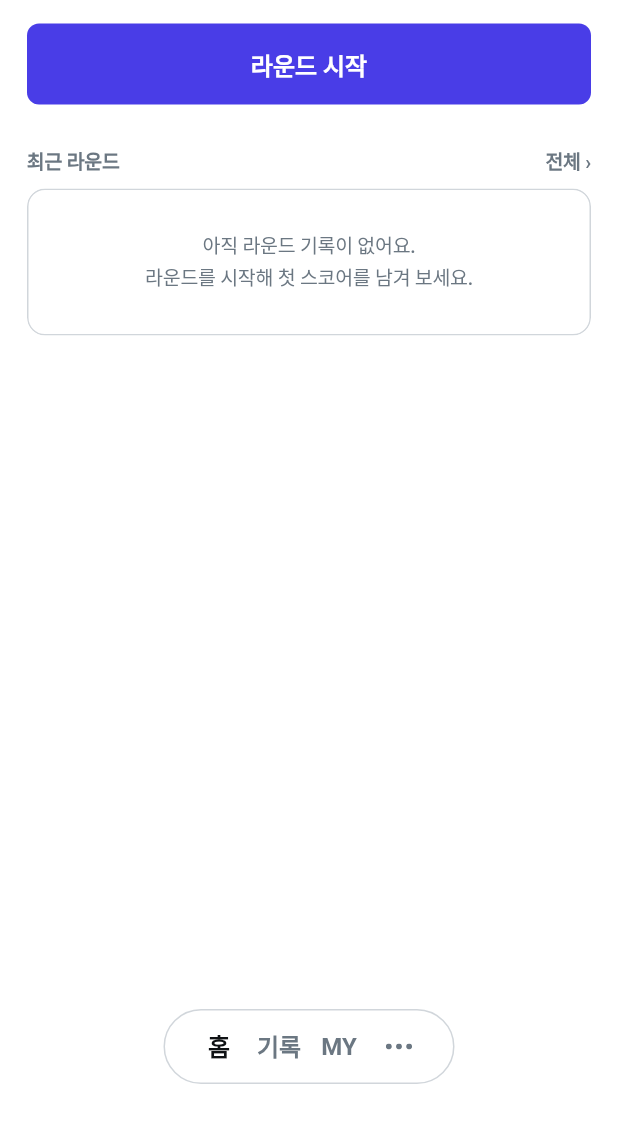
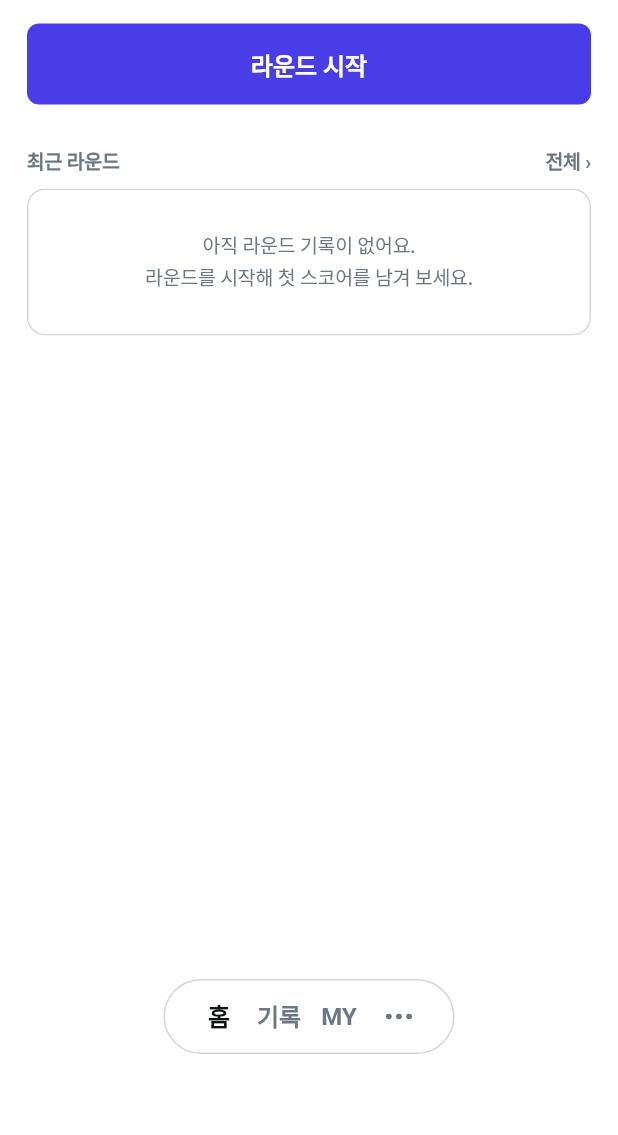
Before and after one commit to vividred2026/parkgolf-diary, a Flutter app: the MainShell screen opened directly, on a phone screen of 412 x 824 dp, the part 101-1236 px from its top. Run offline on Flutter 3.47's test engine with Material 3 defaults, Android fonts, the phone set to English and light mode, and no system bars; our stand-ins replace file_picker, flutter_svg, image_picker, share_plus, speech_to_text; Roboto replaces fonts that are missing (Pretendard).

Commit message:
하단 탭바 아래 여백 34 → 54
Co-Authored-By: Claude Opus 5.5 <noreply@anthropic.com>
Claude-Session: https://claude.ai/code/session_01SLqxx2tceSmXYqeVrVFR2M

```diff
--- a/lib/screens/shell.dart
+++ b/lib/screens/shell.dart
@@ -37,9 +37,9 @@ class MainShellState extends State<MainShell> {
           children: const [HomeScreen(), RecordsScreen(), MyScreen()],
         ),
       ),
-      // Figma BOTTOM (2144:12340): 알약 탭바 194×50 · 아래 여백 34 · 그림자 없음
+      // Figma BOTTOM (2144:12340): 알약 탭바 194×50 · 아래 여백 54 · 그림자 없음
       bottomNavigationBar: SafeArea(
-        minimum: const EdgeInsets.only(bottom: 34),
+        minimum: const EdgeInsets.only(bottom: 54),
         child: Center(
           heightFactor: 1,
           child: Container(
--- a/pubspec.yaml
+++ b/pubspec.yaml
@@ -16,7 +16,7 @@ publish_to: 'none' # Remove this line if you wish to publish to pub.dev
 # https://developer.apple.com/library/archive/documentation/General/Reference/InfoPlistKeyReference/Articles/CoreFoundationKeys.html
 # In Windows, build-name is used as the major, minor, and patch parts
 # of the product and file versions while build-number is used as the build suffix.
-version: 0.1.2+3
+version: 0.1.3+4
 
 environment:
   sdk: ^3.13.7
```
